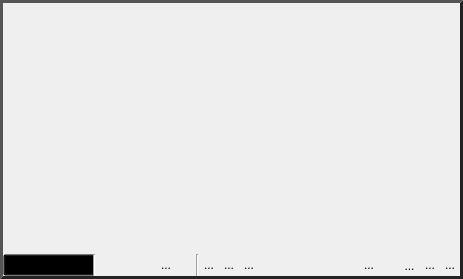
First picture: the form in src/Interface/Application/ViewerWidget.ui, repository jessdtate/Seg3D, before the edit.
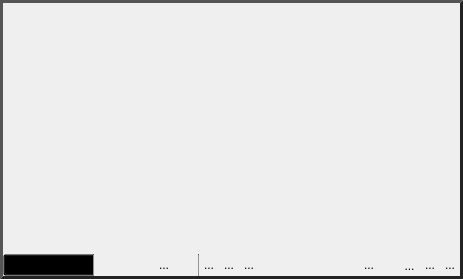
Second picture: the form after the edit. Icons and pictures are not drawn. Custom widgets are drawn as their Qt base class.

What changed in the file:
```diff
--- a/src/Interface/Application/ViewerWidget.ui
+++ b/src/Interface/Application/ViewerWidget.ui
@@ -23,6 +23,11 @@
 	padding: 0px;
 }
 
+QFrame#line_,
+QFrame#sep_line_{
+	background-color: gray;
+}
+
 QWidget#viewer_mode_holder_{
 	margin: 0px;
 	padding: 0px;
@@ -635,13 +640,13 @@
              <widget class="Line" name="line_">
               <property name="minimumSize">
                <size>
-                <width>3</width>
+                <width>1</width>
                 <height>0</height>
                </size>
               </property>
               <property name="maximumSize">
                <size>
-                <width>3</width>
+                <width>1</width>
                 <height>16777215</height>
                </size>
               </property>
@@ -831,13 +836,13 @@
              <widget class="Line" name="sep_line_">
               <property name="minimumSize">
                <size>
-                <width>3</width>
+                <width>1</width>
                 <height>0</height>
                </size>
               </property>
               <property name="maximumSize">
                <size>
-                <width>3</width>
+                <width>1</width>
                 <height>16777215</height>
                </size>
               </property>
```
